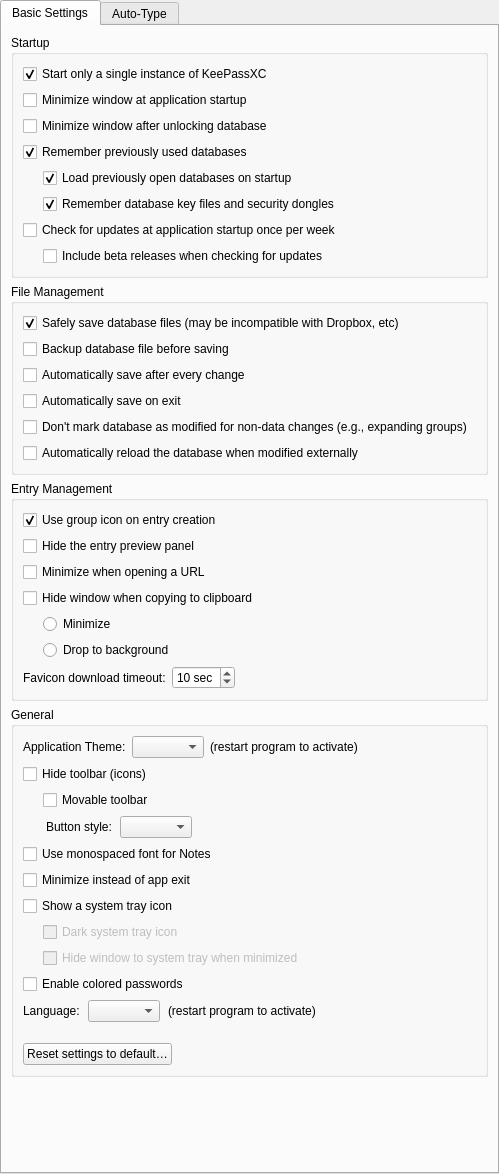
Above: src/gui/ApplicationSettingsWidgetGeneral.ui from JJuiice/keepassxc before the change. Below: the same form after it.
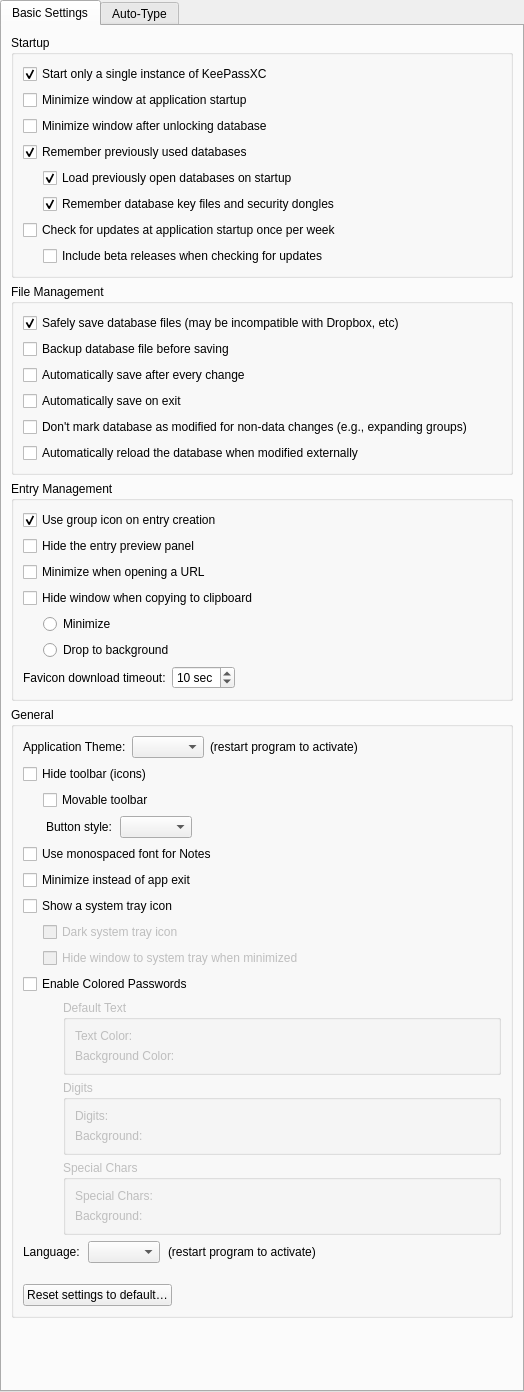
That is the form after the change. Custom widgets are drawn as their Qt base class.

Commit message: Added groups and labels for colored passwords

Diff of the .ui file:
```diff
--- a/src/gui/ApplicationSettingsWidgetGeneral.ui
+++ b/src/gui/ApplicationSettingsWidgetGeneral.ui
@@ -6,8 +6,8 @@
    <rect>
     <x>0</x>
     <y>0</y>
-    <width>499</width>
-    <height>1174</height>
+    <width>524</width>
+    <height>1392</height>
    </rect>
   </property>
   <layout class="QVBoxLayout" name="verticalLayout_3">
@@ -684,10 +684,115 @@
           <item>
            <widget class="QCheckBox" name="enableColoredPasswordsCheckBox">
             <property name="text">
-             <string>Enable colored passwords</string>
+             <string>Enable Colored Passwords</string>
             </property>
            </widget>
           </item>
+          <item>
+           <layout class="QHBoxLayout" name="coloredPasswordsHBoxLayout" stretch="0,0">
+            <item>
+             <spacer name="coloredPasswordsSpacer">
+              <property name="orientation">
+               <enum>Qt::Horizontal</enum>
+              </property>
+              <property name="sizeType">
+               <enum>QSizePolicy::Fixed</enum>
+              </property>
+              <property name="sizeHint" stdset="0">
+               <size>
+                <width>40</width>
+                <height>20</height>
+               </size>
+              </property>
+             </spacer>
+            </item>
+            <item>
+             <layout class="QVBoxLayout" name="coloredPasswordsVBoxLayout">
+              <property name="spacing">
+               <number>5</number>
+              </property>
+              <item>
+               <widget class="QGroupBox" name="defaultTextGroupBox">
+                <property name="enabled">
+                 <bool>false</bool>
+                </property>
+                <property name="title">
+                 <string>Default Text</string>
+                </property>
+                <layout class="QVBoxLayout" name="defaultTextLayout">
+                 <item>
+                  <widget class="QLabel" name="defaultTextColorLabel">
+                   <property name="text">
+                    <string>Text Color:</string>
+                   </property>
+                  </widget>
+                 </item>
+                 <item>
+                  <widget class="QLabel" name="defaultTextBackgroundLabel">
+                   <property name="text">
+                    <string>Background Color:</string>
+                   </property>
+                  </widget>
+                 </item>
+                </layout>
+               </widget>
+              </item>
+              <item>
+               <widget class="QGroupBox" name="digitsGroupBox">
+                <property name="enabled">
+                 <bool>false</bool>
+                </property>
+                <property name="title">
+                 <string>Digits</string>
+                </property>
+                <layout class="QVBoxLayout" name="digitsLayout">
+                 <item>
+                  <widget class="QLabel" name="digitsColorLabel">
+                   <property name="text">
+                    <string>Digits:</string>
+                   </property>
+                  </widget>
+                 </item>
+                 <item>
+                  <widget class="QLabel" name="digitsBackgroundLabel">
+                   <property name="text">
+                    <string>Background:</string>
+                   </property>
+                  </widget>
+                 </item>
+                </layout>
+               </widget>
+              </item>
+              <item>
+               <widget class="QGroupBox" name="specialCharsGroupBox">
+                <property name="enabled">
+                 <bool>false</bool>
+                </property>
+                <property name="title">
+                 <string>Special Chars</string>
+                </property>
+                <layout class="QVBoxLayout" name="specialCharsLayout">
+                 <item>
+                  <widget class="QLabel" name="specialCharsColorLabel">
+                   <property name="text">
+                    <string>Special Chars:</string>
+                   </property>
+                  </widget>
+                 </item>
+                 <item>
+                  <widget class="QLabel" name="specialCharsBackgroundLabel">
+                   <property name="text">
+                    <string>Background:</string>
+                   </property>
+                  </widget>
+                 </item>
+                </layout>
+               </widget>
+              </item>
+             </layout>
+            </item>
+           </layout>
+          </item>
           <item>
            <layout class="QHBoxLayout" name="languageLabelLayout_2" stretch="0,0,0,1">
             <property name="spacing">
```
The commit also changes 2 other files.
